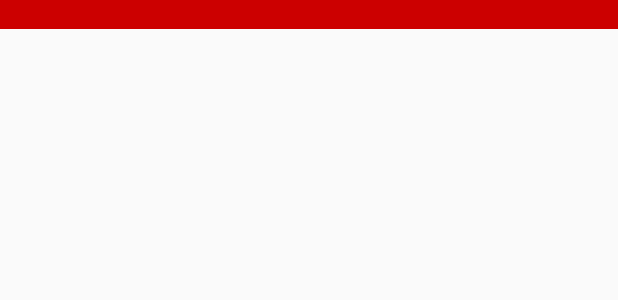
After one commit to dakbring/functiondemo, an Android app: the layout holder_main_list.xml on its own in the app's theme, with its tools: preview values and no code run, on a phone screen of 412 x 824 dp. The commit adds this screen. Shown: the top 300 px of the screen. Run offline under Robolectric (Android 15) with nearby library versions, the phone set to English and light mode, and no system bars.

Commit message:
no message

```diff
--- a/app/src/main/AndroidManifest.xml
+++ b/app/src/main/AndroidManifest.xml
@@ -7,6 +7,7 @@
     android:icon="@mipmap/ic_launcher"
     android:label="@string/app_name"
     android:supportsRtl="true"
+    android:name=".base.DemoApplication"
     android:theme="@style/AppTheme">
     <activity
       android:label="@string/app_name"
--- /dev/null
+++ b/app/src/main/java/com/demo/cnt/myapplication/image/HandleImageActivity.java
@@ -0,0 +1,6 @@
+package com.demo.cnt.myapplication.image;
+
+
+public class HandleImageActivity {
+
+}
--- /dev/null
+++ b/app/src/main/java/com/demo/cnt/myapplication/map/GoogleMapActivity.java
@@ -0,0 +1,6 @@
+package com.demo.cnt.myapplication.map;
+
+
+public class GoogleMapActivity {
+
+}
--- /dev/null
+++ b/app/src/main/res/layout/holder_main_list.xml
@@ -0,0 +1,14 @@
+<?xml version="1.0" encoding="utf-8"?>
+<LinearLayout
+  xmlns:android="http://schemas.android.com/apk/res/android"
+  android:layout_width="match_parent"
+  android:layout_height="wrap_content"
+  android:background="@android:color/holo_red_dark">
+
+  <TextView
+    android:id="@+id/holder_text"
+    android:layout_width="wrap_content"
+    android:layout_height="wrap_content"
+    android:background="@android:color/black"/>
+
+</LinearLayout>
```
Also changed, not shown: app/src/main/java/com/demo/cnt/myapplication/MainActivity.java (+20 -0 lines), app/src/main/java/com/demo/cnt/myapplication/adapter/MainAdapter.java (added, +47 -0 lines).
